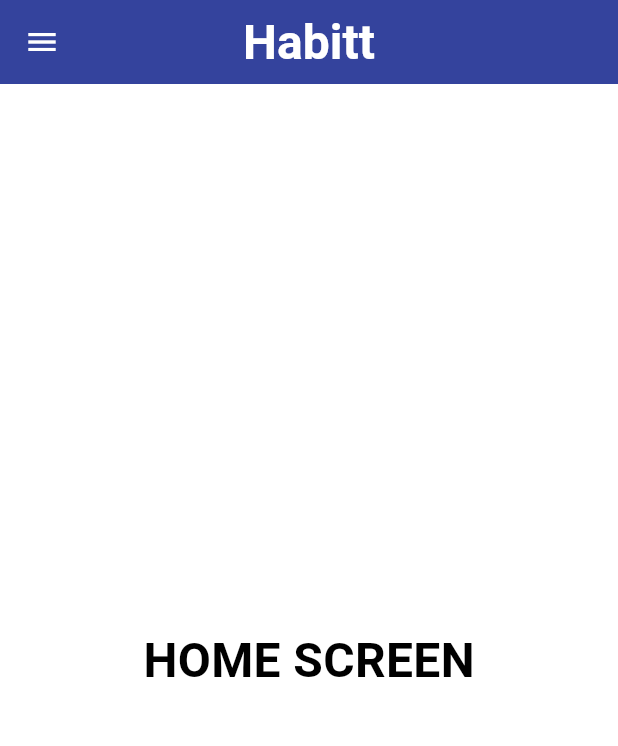
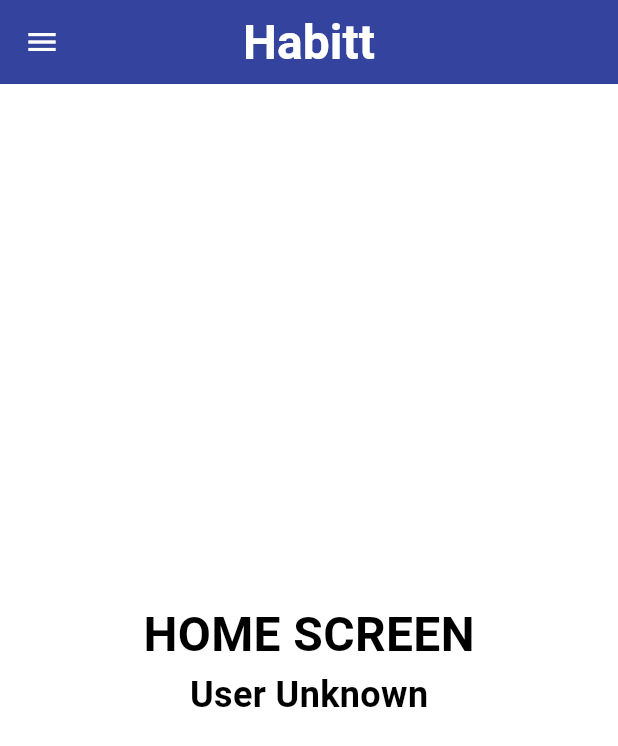
Before and after one commit to sotekllc/habitt, a Flutter app: the HomeScreen screen opened directly, on a phone screen of 412 x 824 dp. Shown: the top 746 px of the screen. Run offline on Flutter 3.47's test engine with Material 3 defaults, Android fonts, the phone set to English and light mode, and no system bars; our stand-ins replace fluttertoast, localstorage.

Commit message:
Acceptance test fix updates, login, registration and menu now complete.

```diff
--- a/lib/habit/home_screen.dart
+++ b/lib/habit/home_screen.dart
@@ -1,7 +1,10 @@
 import 'package:flutter/material.dart';
+import 'package:provider/provider.dart';
 
 import 'package:habitt/menu.dart';
 import 'package:habitt/theme.dart';
+import 'package:habitt/user/model.dart';
+import 'package:habitt/user/view_model.dart';
 
 class HomeScreen extends StatelessWidget {
   const HomeScreen({Key? key}) : super(key: key);
@@ -9,6 +12,9 @@
   @override
   Widget build(BuildContext context) {
     var theme = Theme.of(context);
+    var userViewModel = Provider.of<UserViewModel>(context);
+    User? user = userViewModel.getUser();
+    user?.username;
 
     return Scaffold(
       appBar: AppBar(
@@ -25,7 +31,8 @@
       body: Center(
         child: SingleChildScrollView(
           padding: AppSizes.screenPadding,
-          child: const Text(
+          child: Column(children: [
+            const Text(
             'HOME SCREEN',
             style: TextStyle(
               fontSize: 32,
@@ -33,6 +40,15 @@
               fontWeight: FontWeight.bold,
             ),
           ),
+          Text(
+            user != null ? user.username : "User Unknown",
+            style: TextStyle(
+              fontSize: 24,
+              color: Colors.black,
+              fontWeight: FontWeight.bold,
+            ),
+          ),
+          ],)
         ),
       ),
       drawer: menuDrawer(context),
--- a/lib/menu.dart
+++ b/lib/menu.dart
@@ -18,7 +18,14 @@
       children: [
         DrawerHeader(
           decoration: BoxDecoration(color: theme.primaryColorDark),
-          child: Text('Menu'),
+          child: Text(
+            'Menu',
+            style: TextStyle(
+              fontSize: 24,
+              color: Colors.white,
+              fontWeight: FontWeight.bold,
+            ),
+          ),
         ),
         ListTile(
           title: const Text('Habits'),
--- /dev/null
+++ b/lib/user/exceptions.dart
@@ -0,0 +1,4 @@
+class InvalidUserFormData implements Exception {
+  String message;
+  InvalidUserFormData(this.message);
+}
--- a/lib/user/repository.dart
+++ b/lib/user/repository.dart
@@ -59,12 +59,6 @@
   late User? _user = null;
   final LocalStorage storage;
   final CountryService countryService;
-
-  // User get user => _user;
-
-  // void set user(User user) {
-  //   this._user = user;
-  // }
 
   LocalStorageUserRepository({
     required this.storage,
@@ -168,6 +162,60 @@
   }
 }
 
+class AlwaysFailingUserRepository implements UserRepository {
+  late User? _user = null;
+  final LocalStorage storage;
+  final CountryService countryService;
+
+  AlwaysFailingUserRepository({
+    required this.storage,
+    required this.countryService,
+  }) {
+    _loadUserFromStorage();
+  }
+
+  // TODO
+  //  Switch to storing user in flutter_secure_storage
+  void _loadUserFromStorage() {
+    var storedUser = storage.getItem(STORAGE_KEY);
+    if (storedUser != null) {
+      this._user = User.fromJson(jsonDecode(storedUser));
+    }
+  }
+
+  void _storeUserInStorage() {
+    throw UnimplementedError('Failed to save User data.');
+  }
+
+  /**
+   * For localstorage\in-memory user data storage
+   */
+  bool userIsLoggedIn() {
+    // return this._user.username.isNotEmpty;
+    return this._user != null;
+  }
+
+  /**
+   * Returns either the stored User object or null.
+   */
+  User? getUser() {
+    return this._user;
+  }
+
+  void login(Map<String, dynamic> data) {
+    throw UnimplementedError('Login failed');
+  }
+
+  void register(Map<String, dynamic> data) {
+    throw UnimplementedError('Registration failed');
+  }
+
+  void logout() {
+    this._user = null;
+    storage.removeItem(STORAGE_KEY);
+  }
+}
+
 // TODO SQLite? PostgreSQL? Fire store (documents)?
 /**
  * Local SQLite database storage implementation of UserRepository.
```
Also changed, not shown: lib/toast.dart (+20 -20 lines), lib/user/login_screen.dart (+20 -1 lines), lib/user/register_screen.dart (+22 -2 lines), lib/bootstrap.dart (added).
